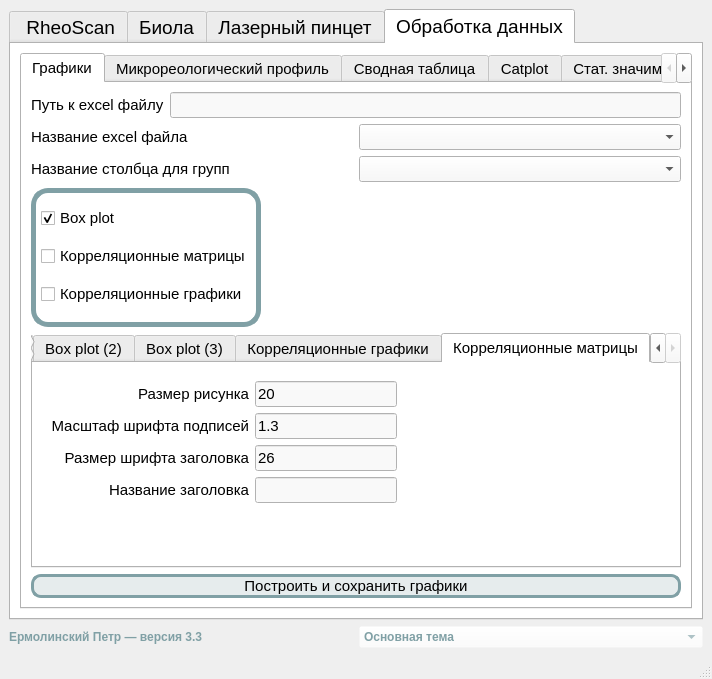
Qt form ui_main.ui (Petr-Ermolinskiy/Laboratory-Data-Processing-App) before a commit.
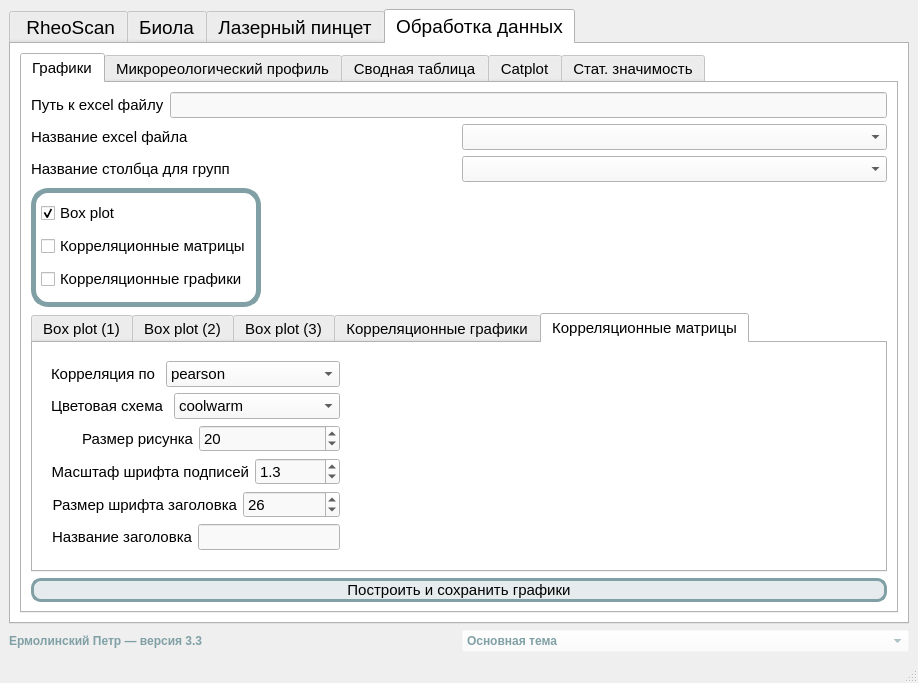
The same form after that commit. The open tabs and pages were chosen to show the change. Icons and pictures are not drawn.

```diff
--- a/ui_main.ui
+++ b/ui_main.ui
@@ -6,8 +6,8 @@
    <rect>
     <x>0</x>
     <y>0</y>
-    <width>712</width>
-    <height>679</height>
+    <width>918</width>
+    <height>683</height>
    </rect>
   </property>
   <property name="windowTitle">
@@ -4966,6 +4966,161 @@
                      <enum>Qt::LeftToRight</enum>
                     </property>
                     <layout class="QVBoxLayout" name="verticalLayout_19">
+                     <item>
+                      <layout class="QHBoxLayout" name="horizontalLayout_123">
+                       <property name="spacing">
+                        <number>10</number>
+                       </property>
+                       <item>
+                        <widget class="QLabel" name="lb_sd_or_minmax_6">
+                         <property name="sizePolicy">
+                          <sizepolicy hsizetype="Fixed" vsizetype="Fixed">
+                           <horstretch>0</horstretch>
+                           <verstretch>0</verstretch>
+                          </sizepolicy>
+                         </property>
+                         <property name="font">
+                          <font>
+                           <pointsize>11</pointsize>
+                          </font>
+                         </property>
+                         <property name="text">
+                          <string>Корреляция по</string>
+                         </property>
+                        </widget>
+                       </item>
+                       <item>
+                        <widget class="QComboBox" name="comboBox_correlation_figs_matrix">
+                         <property name="sizePolicy">
+                          <sizepolicy hsizetype="Expanding" vsizetype="Fixed">
+                           <horstretch>0</horstretch>
+                           <verstretch>0</verstretch>
+                          </sizepolicy>
+                         </property>
+                         <property name="font">
+                          <font>
+                           <pointsize>11</pointsize>
+                          </font>
+                         </property>
+                         <item>
+                          <property name="text">
+                           <string>pearson</string>
+                          </property>
+                         </item>
+                         <item>
+                          <property name="text">
+                           <string>kendall</string>
+                          </property>
+                         </item>
+                         <item>
+                          <property name="text">
+                           <string>spearman</string>
+                          </property>
+                         </item>
+                        </widget>
+                       </item>
+                      </layout>
+                     </item>
+                     <item>
+                      <layout class="QHBoxLayout" name="horizontalLayout_124">
+                       <property name="spacing">
+                        <number>10</number>
+                       </property>
+                       <item>
+                        <widget class="QLabel" name="lb_sd_or_minmax_7">
+                         <property name="sizePolicy">
+                          <sizepolicy hsizetype="Fixed" vsizetype="Fixed">
+                           <horstretch>0</horstretch>
+                           <verstretch>0</verstretch>
+                          </sizepolicy>
+                         </property>
+                         <property name="font">
+                          <font>
+                           <pointsize>11</pointsize>
+                          </font>
+                         </property>
+                         <property name="text">
+                          <string>Цветовая схема</string>
+                         </property>
+                        </widget>
+                       </item>
+                       <item>
+                        <widget class="QComboBox" name="comboBox_correlation_color_map_for_figs">
+                         <property name="sizePolicy">
+                          <sizepolicy hsizetype="Expanding" vsizetype="Fixed">
+                           <horstretch>0</horstretch>
+                           <verstretch>0</verstretch>
+                          </sizepolicy>
+                         </property>
+                         <property name="font">
+                          <font>
+                           <pointsize>11</pointsize>
+                          </font>
+                         </property>
+                         <item>
+                          <property name="text">
+                           <string>coolwarm</string>
+                          </property>
+                         </item>
+                         <item>
+                          <property name="text">
+                           <string>YlGn</string>
+                          </property>
+                         </item>
+                         <item>
+                          <property name="text">
+                           <string>BuGn</string>
+                          </property>
+                         </item>
+                         <item>
+                          <property name="text">
+                           <string>GnBu</string>
+                          </property>
+                         </item>
+                         <item>
+                          <property name="text">
+                           <string>bwr</string>
+                          </property>
+                         </item>
+                         <item>
+                          <property name="text">
+                           <string>seismic</string>
+                          </property>
+                         </item>
+                         <item>
+                          <property name="text">
+                           <string>PiYG</string>
+                          </property>
+                         </item>
+                         <item>
+                          <property name="text">
+                           <string>RdGy</string>
+                          </property>
+                         </item>
+                         <item>
+                          <property name="text">
+                           <string>seismic</string>
+                          </property>
+                         </item>
+                         <item>
+                          <property name="text">
+                           <string>hot</string>
+                          </property>
+                         </item>
+                         <item>
+                          <property name="text">
+                           <string>inferno</string>
+                          </property>
+                         </item>
+                         <item>
+                          <property name="text">
+                           <string>gist_heat</string>
+                          </property>
+                         </item>
+                        </widget>
+                       </item>
+                      </layout>
+                     </item>
                      <item>
                       <layout class="QHBoxLayout" name="horizontalLayout_28">
                        <item>
@@ -4984,20 +5139,26 @@
                         </widget>
                        </item>
                        <item>
-                        <widget class="QLineEdit" name="corr_mat_figsize">
-                         <property name="sizePolicy">
-                          <sizepolicy hsizetype="Fixed" vsizetype="Fixed">
-                           <horstretch>0</horstretch>
-                           <verstretch>0</verstretch>
-                          </sizepolicy>
-                         </property>
+                        <widget class="QDoubleSpinBox" name="corr_mat_figsize">
                          <property name="font">
                           <font>
                            <pointsize>11</pointsize>
                           </font>
                          </property>
-                         <property name="text">
-                          <string>20</string>
+                         <property name="decimals">
+                          <number>0</number>
+                         </property>
+                         <property name="minimum">
+                          <double>1.000000000000000</double>
+                         </property>
+                         <property name="maximum">
+                          <double>100.000000000000000</double>
+                         </property>
+                         <property name="singleStep">
+                          <double>1.000000000000000</double>
+                         </property>
+                         <property name="value">
+                          <double>20.000000000000000</double>
                          </property>
                         </widget>
                        </item>
@@ -5021,20 +5182,23 @@
                         </widget>
                        </item>
                        <item>
-                        <widget class="QLineEdit" name="font_for_in">
-                         <property name="sizePolicy">
-                          <sizepolicy hsizetype="Fixed" vsizetype="Fixed">
-                           <horstretch>0</horstretch>
-                           <verstretch>0</verstretch>
-                          </sizepolicy>
-                         </property>
+                        <widget class="QDoubleSpinBox" name="font_for_in">
                          <property name="font">
                           <font>
                            <pointsize>11</pointsize>
                           </font>
                          </property>
-                         <property name="text">
-                          <string>1.3</string>
+                         <property name="decimals">
+                          <number>1</number>
+                         </property>
+                         <property name="minimum">
+                          <double>0.100000000000000</double>
+                         </property>
+                         <property name="singleStep">
+                          <double>0.100000000000000</double>
+                         </property>
+                         <property name="value">
+                          <double>1.300000000000000</double>
                          </property>
                         </widget>
                        </item>
@@ -5058,20 +5222,26 @@
                         </widget>
                        </item>
                        <item>
-                        <widget class="QLineEdit" name="font_for_out">
-                         <property name="sizePolicy">
-                          <sizepolicy hsizetype="Fixed" vsizetype="Fixed">
-                           <horstretch>0</horstretch>
-                           <verstretch>0</verstretch>
-                          </sizepolicy>
-                         </property>
+                        <widget class="QDoubleSpinBox" name="font_for_out">
                          <property name="font">
                           <font>
                            <pointsize>11</pointsize>
                           </font>
                          </property>
-                         <property name="text">
-                          <string>26</string>
+                         <property name="decimals">
+                          <number>0</number>
+                         </property>
+                         <property name="minimum">
+                          <double>1.000000000000000</double>
+                         </property>
+                         <property name="maximum">
+                          <double>100.000000000000000</double>
+                         </property>
+                         <property name="singleStep">
+                          <double>1.000000000000000</double>
+                         </property>
+                         <property name="value">
+                          <double>26.000000000000000</double>
                          </property>
                         </widget>
                        </item>
```
Left out of the diff: 75 changed lines with no effect on the pictures.
